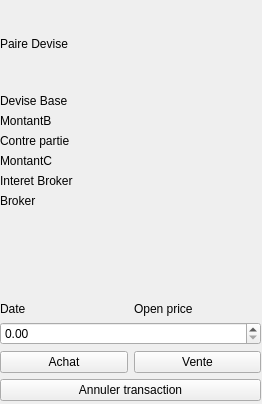
This is source/TradingSimulator/modemanuelwidget.ui in VSahanaa/LO21_TrandingSimulator as Qt 5 draws it before an edit. The edited form follows.
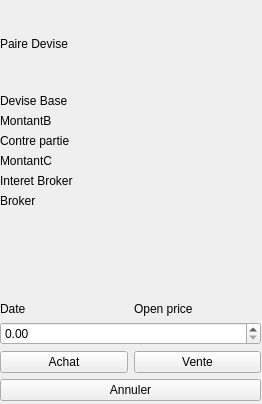
This is the edited form. Icons and pictures are not drawn.

Patch:
```diff
--- a/source/TradingSimulator/modemanuelwidget.ui
+++ b/source/TradingSimulator/modemanuelwidget.ui
@@ -152,7 +152,11 @@
       <item>
        <widget class="QPushButton" name="pushButton_annulerTransaction">
         <property name="text">
-         <string>Annuler transaction</string>
+         <string>Annuler</string>
+        </property>
+        <property name="icon">
+         <iconset resource="resource.qrc">
+          <normaloff>:/TradingSimulator/evolutionCours/icons/undo.png</normaloff>:/TradingSimulator/evolutionCours/icons/undo.png</iconset>
         </property>
        </widget>
       </item>
```
Left out of the diff: 12 changed lines with no effect on the pictures.
